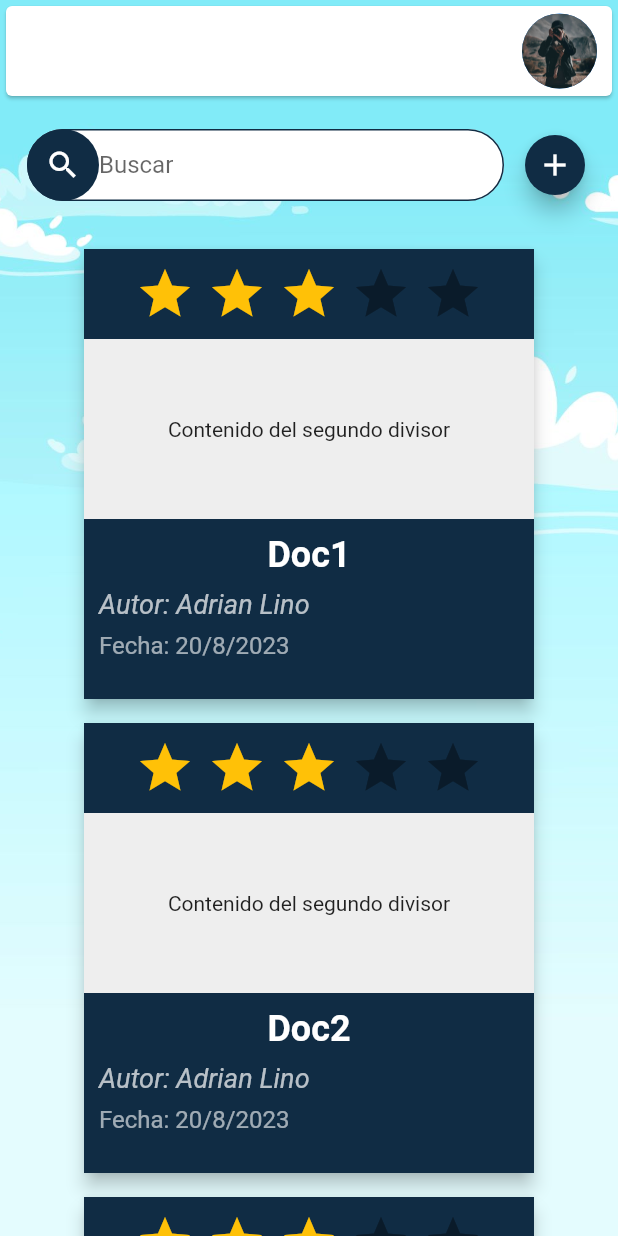
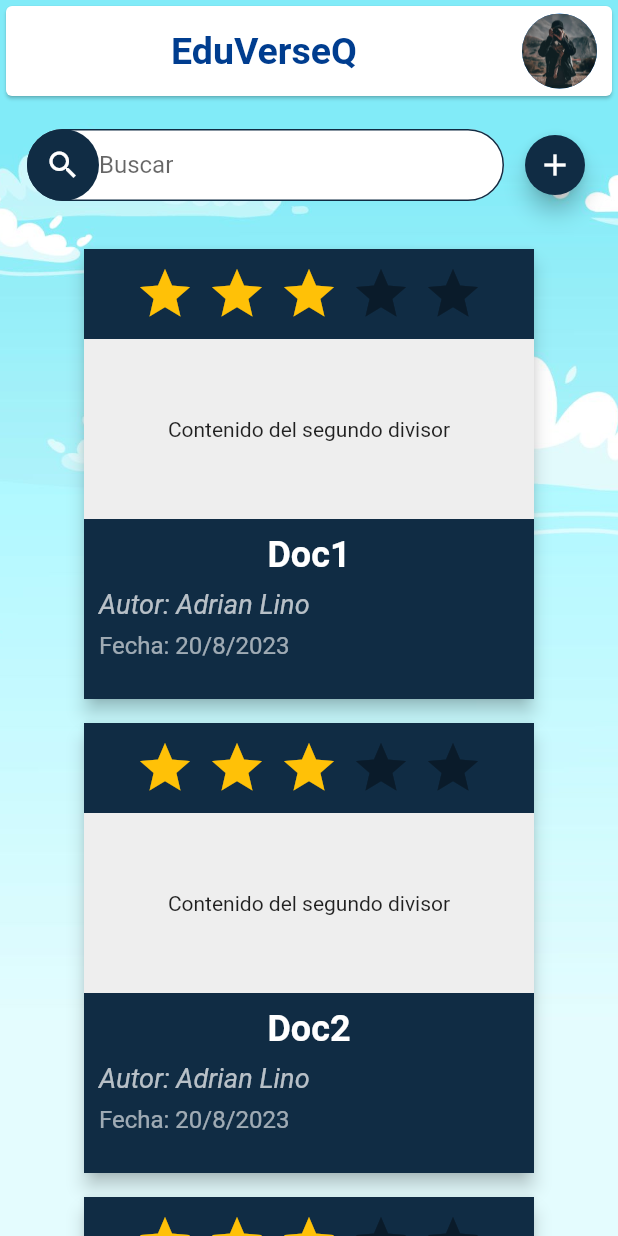
Before and after one commit to Michinded/cardenal_devs, a Flutter app: the MyHomePage screen opened by its route, on a phone screen of 412 x 824 dp. Run offline on Flutter 3.47's test engine with Material 2 defaults, Android fonts, the phone set to English and light mode, and no system bars; drawn by our look-alikes of flutter_rating_bar; our stand-ins replace firebase_auth, firebase_core; accounts and stored records are empty.

```diff
--- a/lib/main.dart
+++ b/lib/main.dart
@@ -3,6 +3,8 @@ import 'package:cardenal_devs/pages/test/test_firebase_auth.dart';
 import 'package:cardenal_devs/pages/register/register_view.dart';
 import 'package:cardenal_devs/pages/forgot_password/forgot_passwors_view.dart';
 import 'package:cardenal_devs/pages/panel_principal/panel_principal_view.dart';
+import 'package:cardenal_devs/pages/profile/profile_view.dart';
+import 'package:cardenal_devs/pages/panel_principal/cards/card_view.dart';
 
 import 'package:flutter/material.dart';
 import 'package:firebase_core/firebase_core.dart';
@@ -21,12 +23,14 @@ class MyApp extends StatelessWidget {
       theme: ThemeData(
         primarySwatch: Colors.blue,
       ),
-      home: LoginPage(),
+      home: MyHomePage(), //CAMBIAR POR LoginPage
       routes: {
         '/login': (context) => LoginPage(),  // Ruta para la página de login
         '/register': (context) => RegisterPage(),  // Ruta para la página de registro
         '/forgot_password': (context) => RecoveryPage(),  // Ruta para la página de recuperación de contraseña
         '/home': (context) => MyHomePage(),
+        '/profileView': (context) => ProfileView(),
+        '/card': (context) => CardView(),
 
       },
     );
--- a/lib/pages/login/login_controller_data.dart
+++ b/lib/pages/login/login_controller_data.dart
@@ -43,7 +43,7 @@ class LoginController {
 
         User ? user = AuthProvider().getCurrentUser();
 
-        //user!.sendEmailVerification();
+        user!.sendEmailVerification();
 
         if (user!.emailVerified) {
           _showSnackBar("Bienvenido: ${user.email!}");
--- a/lib/pages/panel_principal/panel_principal_view.dart
+++ b/lib/pages/panel_principal/panel_principal_view.dart
@@ -1,5 +1,6 @@
 import 'package:flutter/material.dart';
 import 'package:flutter_rating_bar/flutter_rating_bar.dart';
+import 'package:flutter/scheduler.dart';
 
 
 
@@ -33,7 +34,7 @@ class MyHomePage extends StatelessWidget {
                     spacing: 8.0,
                     runSpacing: 8.0,
                     children: List.generate(10, (index) {
-                      return _MiContentCard("Doc${index + 1}", "Adrian Lino");
+                      return _MiContentCard(context,"Doc${index + 1}", "Adrian Lino");
                     }),
                   ),
                 ],
@@ -50,20 +51,18 @@ class MyHomePage extends StatelessWidget {
 
 
   //carta de contenidos subidos y calificarlos
-  Widget _MiContentCard(String titulo, String autor) {
-
-
+Widget _MiContentCard(BuildContext context,String titulo, String autor) {
   return Card(
     elevation: 5.0,
     child: Container(
-        width: 300, // Define el ancho que desees para la carta
-        height: 300, // Define el alto que desees para la carta
+      width: 300,
+      height: 300,
       child: Column(
         children: [
           // Primer 1/5
           Container(
-              color: Color(0xFF102C44),  // Cambio de color aquí
-              height: 60, // 1/5 de 300 = 60
+            color: Color(0xFF102C44),
+            height: 60,
             child: Center(
               child: CustomRatingBar(
                 onRatingUpdate: (rating) {
@@ -75,15 +74,19 @@ class MyHomePage extends StatelessWidget {
           // Segundo 2/5
           Container(
             color: Colors.grey[200],
-              height: 120, // 2/5 de 300 = 120
+            height: 120,
             child: Center(
               child: Text('Contenido del segundo divisor'),
             ),
           ),
           // Tercer 2/5
-            Container(
-              color: Color(0xFF102C44),  // Cambio de color aquí
-              height: 120, // 2/5 de 300 = 120
+          InkWell(
+            onTap: () {
+              Navigator.pushNamed(context, '/card'); // Reemplaza '/paginaEspecial' con la ruta de tu página
+            },
+            child: Container(
+              color: Color(0xFF102C44),
+              height: 120,
               child: Center(
                 child: ArticleDetails(
                   title: titulo,
@@ -92,12 +95,14 @@ class MyHomePage extends StatelessWidget {
                 ),
               ),
             ),
+          ),
         ],
       ),
     ),
   );
+}
 
-  }
+
 
 
 // Seccion de seleccion de perfil
@@ -110,22 +115,40 @@ class ProfileCard extends StatelessWidget {
   Widget build(BuildContext context) {
     return Card(
       child: Container(
-
         height: 60.0,
         child: Row(
-          mainAxisAlignment: MainAxisAlignment.end,
+          mainAxisAlignment: MainAxisAlignment.spaceBetween,
           children: [
-            CircleAvatar(
+            // Texto en el centro
+            Expanded(
+              child: Center(
+                child: Text(
+                  "EduVerseQ",
+                  style: TextStyle(
+                    fontWeight: FontWeight.bold,
+                    color: Color(0xFF003D8F),
+                    fontSize: 25,
+                  ),
+                ),
+              ),
+            ),
+            // Imagen de perfil como botón
+            InkWell(
+              onTap: () {
+                // Navegación a la página de registro usando rutas con nombre
+                Navigator.pushNamed(context, '/profileView');
+              },
+              child: CircleAvatar(
                 backgroundImage: AssetImage(imagePath),
-              radius: 25.0, // El radio se define para que el círculo tenga un tamaño de 50 (diámetro)
+                radius: 25.0,
               ),
-            SizedBox(width: 10.0), // Espacio entre el círculo y el borde derecho de la carta
+            ),
+            SizedBox(width: 10.0),
           ],
         ),
       ),
     );
   }
-
 }
 
 
```
Also changed, not shown: lib/pages/panel_principal/cards/card_view.dart (added, +94 -0 lines), lib/pages/profile/profile_view.dart (added, +170 -0 lines), lib/pages/register/register_view.dart (+13 -7 lines). Lines whose indentation alone changed are shown as unchanged.
